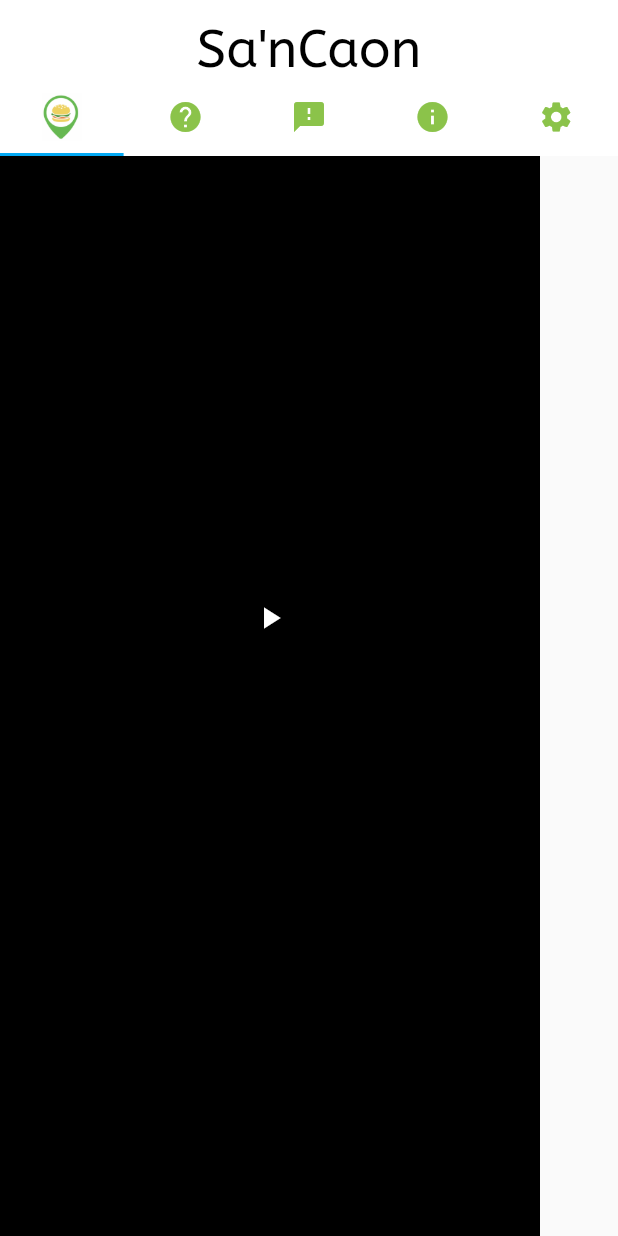
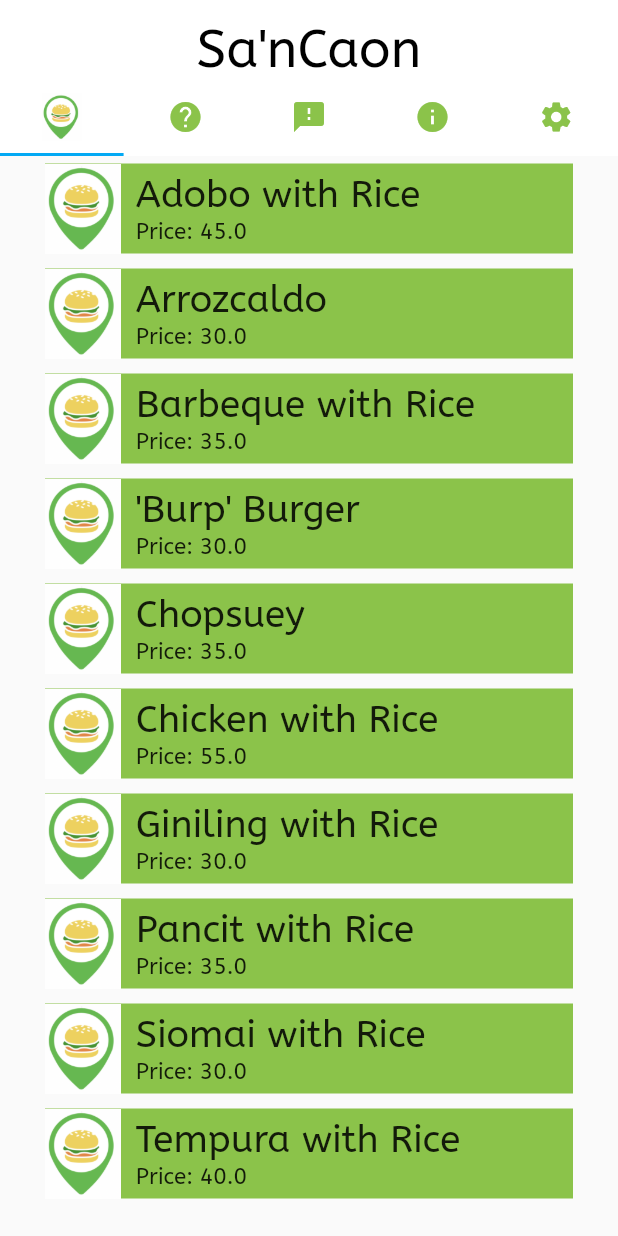
Before and after one commit to cruzhansm/sancaon, a Flutter app: the screen it shows after launch, after a tap on "Bunzel Basement", on a phone screen of 412 x 824 dp. Run offline on Flutter 3.47's test engine with Material 2 defaults, Android fonts, the phone set to English and light mode, and no system bars.

Commit message:
New changes to be mentioned

```diff
--- a/lib/canteen_landing_page.dart
+++ b/lib/canteen_landing_page.dart
@@ -1,31 +1,92 @@
 import 'package:flutter/material.dart';
+import 'data.dart';
 
-class CanteenLandBuilder extends StatefulWidget {
-  @override
-  _CanteenLandBuilderState createState() => _CanteenLandBuilderState();
-}
+class CanteenMenu extends StatelessWidget {
+  final String nameOfCanteen;
+  Data newData = new Data();
 
-class _CanteenLandBuilderState extends State<CanteenLandBuilder> {
+  CanteenMenu({this.nameOfCanteen});
+
+  int foodItemCount = 0;
+  final int numberOfFoodItems = 10; // temp
+
   @override
   Widget build(BuildContext context) {
-    return Container(
-      width: 360.0,
-      color: Colors.black,
-      child: new Column(
-        mainAxisAlignment: MainAxisAlignment.center,
-        crossAxisAlignment: CrossAxisAlignment.center,
-        children: <Widget> [
-          new Icon(
-            Icons.play_arrow,
-            color: Colors.white
-          ),
-          //children: <Widget>[
-            //Image.asset(R
-              // 'assets/images/canteen.jpg,',
-              // height: 50.0
-            //),
-        ],
-      ),
+    List<Widget> listOfFood() {
+      List<Widget> foodItem = new List();
+
+      while(foodItemCount <= numberOfFoodItems-1) {
+        foodItem.add(new FoodItem(
+          canteenName: nameOfCanteen,
+          foodName : newData.nameOfFood[foodItemCount],
+          foodPrice: newData.priceOfFood[newData.nameOfFood[foodItemCount]],
+        ));
+        foodItemCount++;
+      }
+      return foodItem;
+    }
+    return ListView(
+      children: listOfFood()
     );
   }
 }
+
+class FoodItem extends StatefulWidget {
+  final String canteenName;
+  final String foodName;
+  final double foodPrice;
+
+  FoodItem({this.canteenName, this.foodName, this.foodPrice});
+
+  @override
+  _FoodItemState createState() => _FoodItemState();
+}
+
+class _FoodItemState extends State<FoodItem> {
+  @override
+  Widget build(BuildContext context) {
+    return new SafeArea(
+      child:
+        new InkWell(
+          splashColor: Colors.red,
+          onTap: () => print("Open the food item page for " + widget.foodName),
+          child: new Container(
+            color: Colors.lightGreen,
+            margin: EdgeInsets.symmetric(horizontal: 30.0, vertical: 5.0),
+            child: new Row(
+              children: <Widget> [
+                new Image.asset(
+                  'assets/images/test.png',
+                  height: 60.0,
+                ),
+                new Container(
+                  //color: Colors.red,
+                  margin: EdgeInsets.fromLTRB(10.0, 0.0, 0.0, 0.0),
+                  child: new Column(
+                    crossAxisAlignment: CrossAxisAlignment.start,
+                    children: <Widget> [
+                      new Text(
+                      widget.foodName,
+                      textAlign: TextAlign.start,
+                        style: TextStyle(
+                          fontSize: 25.0,
+                          fontFamily: "ABeeZee"
+                        ),
+                      ),
+                      new Text(
+                        "Price: " + widget.foodPrice.toString(),
+                        style: TextStyle(
+                          fontSize: 15.0,
+                          fontFamily: "ABeeZee"
+                        )
+                      ),
+                    ]
+                  )
+                ),
+              ]
+            )
+          ),
+        )
+    );
+  }
+}
--- /dev/null
+++ b/lib/data.dart
@@ -0,0 +1,27 @@
+ class Data {
+  List<String> nameOfFood = [
+    "Adobo with Rice",
+    "Arrozcaldo",
+    "Barbeque with Rice",
+    "'Burp' Burger",
+    "Chopsuey",
+    "Chicken with Rice",
+    "Giniling with Rice",
+    "Pancit with Rice",
+    "Siomai with Rice",
+    "Tempura with Rice"
+  ];
+
+  Map<String, double> priceOfFood = {
+    "Adobo with Rice" : 45.0,
+    "Arrozcaldo" : 30.0,
+    "Barbeque with Rice" : 35.0,
+    "'Burp' Burger" : 30.0,
+    "Chopsuey" : 35.0,
+    "Chicken with Rice" : 55.0,
+    "Giniling with Rice" : 30.0,
+    "Pancit with Rice" : 35.0,
+    "Siomai with Rice" : 30.0,
+    "Tempura with Rice" : 40.0
+  };
+}
--- a/lib/home.dart
+++ b/lib/home.dart
@@ -88,7 +88,8 @@ class _HomePageState extends State<HomePage> {
                 onTap: () => {
                   Navigator.push(
                     context,
-                    MaterialPageRoute(builder: (context) => new MainWidget(generatePage: CanteenLandBuilder())
+                    MaterialPageRoute(builder: (context) => new MainWidget(
+                      generatePage: CanteenMenu(nameOfCanteen: widget.nameOfCanteen,))
                     ),
                   ),
                   print("Open ${widget.nameOfCanteen}")
--- a/lib/predef_widget.dart
+++ b/lib/predef_widget.dart
@@ -1,4 +1,5 @@
 import 'package:flutter/material.dart';
+import 'test.dart';
 
 class MainWidget extends StatefulWidget {
   final Widget generatePage;
@@ -44,7 +45,12 @@ class _MainWidgetState extends State<MainWidget> {
                     Icons.help,
                     color: Colors.lightGreen,
                   ),
-                  onPressed: () => print("go to help"),
+                  onPressed: () => {
+                    Navigator.push(
+                      context,
+                      MaterialPageRoute(builder: (context) => new Test())),
+                    print("go to help")
+                  },
                 ),new IconButton(
                   icon: Icon(
                     Icons.feedback,
--- a/lib/test.dart
+++ b/lib/test.dart
@@ -0,0 +1,12 @@
+import 'package:flutter/material.dart';
+
+class Test extends StatelessWidget {
+  @override
+  Widget build(BuildContext context) {
+    return new Scaffold(
+      appBar: AppBar(
+        title: new Text("Hello world")
+      ),
+    );
+  }
+}
```
